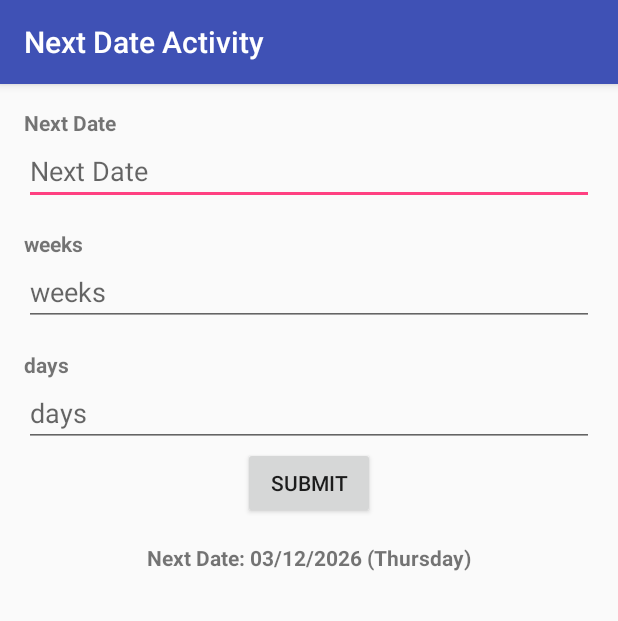
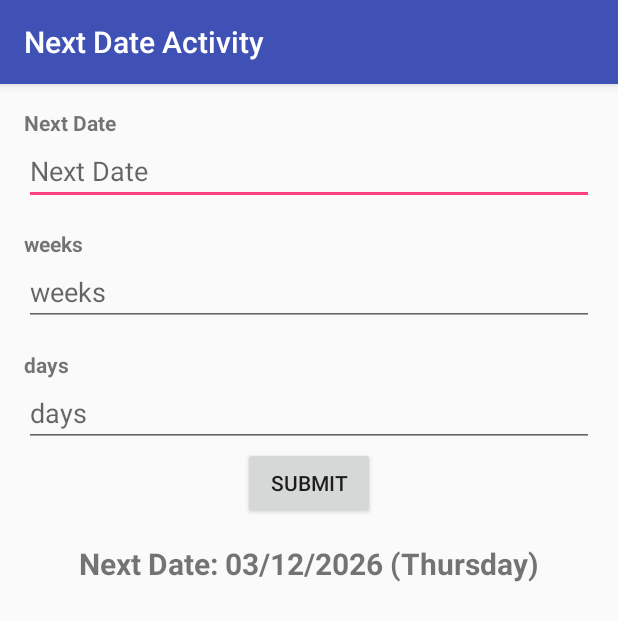
Before and after one commit to shagunakarsh/DrArchita, an Android app: the NextDateActivity screen opened directly, with no data from a screen before it, after a tap on "SUBMIT", on a phone screen of 412 x 824 dp. Shown: the top 621 px of the screen. Run offline under Robolectric (Android 15) with nearby library versions, the phone set to English and light mode, and no system bars.

Commit message:
Bug fixes

```diff
--- a/app/src/main/AndroidManifest.xml
+++ b/app/src/main/AndroidManifest.xml
@@ -3,9 +3,6 @@
     package="com.drarchita.datecalculator">
 
     <!-- To auto-complete the email text field in the login form with the user's emails -->
-    <uses-permission android:name="android.permission.GET_ACCOUNTS" />
-    <uses-permission android:name="android.permission.READ_PROFILE" />
-    <uses-permission android:name="android.permission.READ_CONTACTS" />
 
     <application
         android:allowBackup="true"
--- a/app/src/main/java/com/drarchita/datecalculator/activities/NextDateActivity.java
+++ b/app/src/main/java/com/drarchita/datecalculator/activities/NextDateActivity.java
@@ -85,8 +85,16 @@ public class NextDateActivity extends AppCompatActivity {
                 if(StringUtils.isBlank(ndDateText)) {
                     ndDateText = dateTimeFormatter.print(new DateTime());
                 }
+                String ndWeeksText = String.valueOf(ndWeeks.getText());
+                if(StringUtils.isBlank(ndWeeks.getText())) {
+                    ndWeeksText = "0";
+                }
+                String ndDaysText = String.valueOf(ndDays.getText());
+                if(StringUtils.isBlank(ndDaysText)) {
+                    ndDaysText = "0";
+                }
                 LocalDate nextDate = DateUtils.addToDate(ndDateText, "0",
-                        String.valueOf(ndWeeks.getText()), ndDateText);
+                        ndWeeksText, ndDaysText);
                 String ndDayOfWeek = nextDate.dayOfWeek().getAsText(Locale.US);
                 ndResult.setText("Next Date: " + dateTimeFormatter.print(nextDate) + " (" + ndDayOfWeek + ")");
             }
--- a/app/src/main/java/com/drarchita/datecalculator/utils/DateUtils.java
+++ b/app/src/main/java/com/drarchita/datecalculator/utils/DateUtils.java
@@ -41,7 +41,7 @@ public final class DateUtils {
             m = 0;
             w = 0;
             d = 0;
-            Log.e(TAG, "Invalid numbers passed");
+            Log.e(TAG, "Invalid numbers passed, m: " + months + " w: " + weeks + " d: " + days);
         }
 
         org.joda.time.format.DateTimeFormatter dateTimeFormatter = DateTimeFormat.forPattern(Constants.DATE_FORMAT);
--- a/app/src/main/res/layout/activity_bd.xml
+++ b/app/src/main/res/layout/activity_bd.xml
@@ -79,6 +79,7 @@
         <TextView
             android:id="@+id/bd_result_text"
             android:textStyle="bold"
+            android:textSize="20sp"
             android:layout_centerHorizontal="true"
             android:layout_width="wrap_content"
             android:layout_height="wrap_content" />
--- a/app/src/main/res/layout/activity_lmp.xml
+++ b/app/src/main/res/layout/activity_lmp.xml
@@ -57,6 +57,7 @@
         <TextView
             android:id="@+id/lmp_result_text"
             android:textStyle="bold"
+            android:textSize="20sp"
             android:layout_centerHorizontal="true"
             android:layout_width="wrap_content"
             android:layout_height="wrap_content" />
--- a/app/src/main/res/layout/activity_nd.xml
+++ b/app/src/main/res/layout/activity_nd.xml
@@ -89,6 +89,7 @@
         <TextView
             android:id="@+id/nd_result_text"
             android:textStyle="bold"
+            android:textSize="20sp"
             android:layout_centerHorizontal="true"
             android:layout_width="wrap_content"
             android:layout_height="wrap_content" />
```
